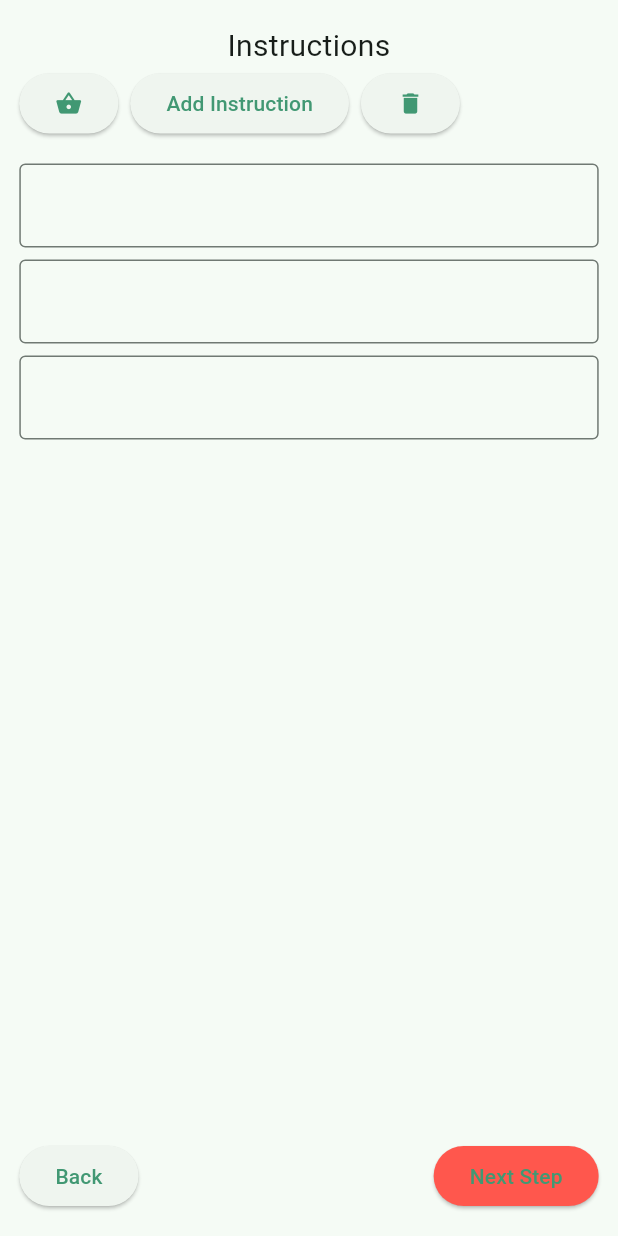
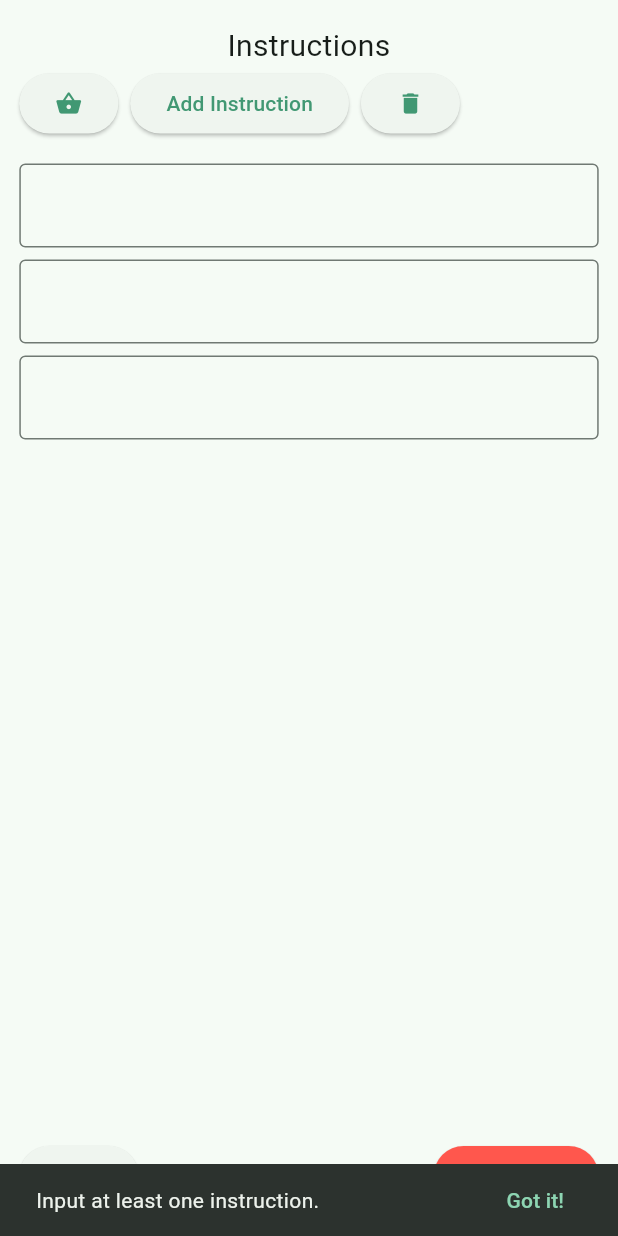
Before and after one commit to schweigerjonas/easy-recipe, a Flutter app: the SetRecipeInstructions screen opened directly, after a tap on "Add Instruction", after a tap on the "delete" icon, after a tap on "Next Step", on a phone screen of 412 x 824 dp. Run offline on Flutter 3.47's test engine with Material 3 defaults, Android fonts, the light colour scheme and no system bars; our stand-ins replace cloud_firestore, firebase_auth, firebase_core, firebase_storage, flutter_html, go_router and 3 more; missing offline and left inert: firebase_ui_auth; accounts and stored records are empty; network calls fail.

Commit message:
Add check to ensure at least one ingredient/instruction input

```diff
--- a/lib/views/set_recipe_instructions.dart
+++ b/lib/views/set_recipe_instructions.dart
@@ -24,13 +24,27 @@ class _SetRecipeInstructionsState extends State<SetRecipeInstructions> {
     final buffer = StringBuffer();
 
     buffer.write("<p><ol>");
-    for(DynamicInstructionWidget element in container) {
-      String inst = element.controller.instructionController.text;
+    for(DynamicInstructionWidget e in container) {
+      String inst = e.controller.instructionController.text;
       if (inst.replaceAll(" ", "") != "") buffer.write("<li>$inst</li>");
     }
     buffer.write("</ol></p>");
 
     return buffer.toString();
+  }
+
+  bool checkEmptyInstructions(String inst) {
+    final checkBuffer = StringBuffer();
+    bool approved = false;
+
+
+    checkBuffer.write(inst.replaceAll("<p><ol>", "").replaceAll("</ol></p>", "")
+        .replaceAll("<li>", "").replaceAll("</li>", "")
+        .replaceAll(" ", ""));
+
+    approved = checkBuffer.toString() == "" ? true : false;
+
+    return approved;
   }
 
   @override
@@ -111,7 +125,7 @@ class _SetRecipeInstructionsState extends State<SetRecipeInstructions> {
                         onPressed: () {
                           setState(() {
                             container.insert(
-                                0,
+                                container.length,
                                 DynamicInstructionWidget(
                                     controller: InstructionWidgetController()));
                           });
@@ -123,7 +137,7 @@ class _SetRecipeInstructionsState extends State<SetRecipeInstructions> {
                         onPressed: () {
                           if (container.isNotEmpty) {
                             setState(() {
-                              container.removeAt(0);
+                              container.removeAt(container.length - 1);
                             });
                           }
                         },
@@ -157,7 +171,16 @@ class _SetRecipeInstructionsState extends State<SetRecipeInstructions> {
                     onPressed: () {
                       instructions = setInstructions();
                       creation.setInstructions(instructions);
-                      creation.setPageIndex(3);
+                      checkEmptyInstructions(instructions) ? ScaffoldMessenger.of(context).showSnackBar(
+                        SnackBar(
+                          content: const Text('Input at least one instruction.'),
+                          action: SnackBarAction(
+                            label: 'Got it!',
+                            onPressed: () {
+                            },
+                          ),
+                        ),
+                      ) : creation.setPageIndex(3);
                     },
                     child: const Text('Next Step'),
                   ),
```
Also changed, not shown: lib/views/dynamic_ingredient_widget.dart (+8 -3 lines), lib/views/set_recipe_ingredients.dart (+12 -3 lines).
